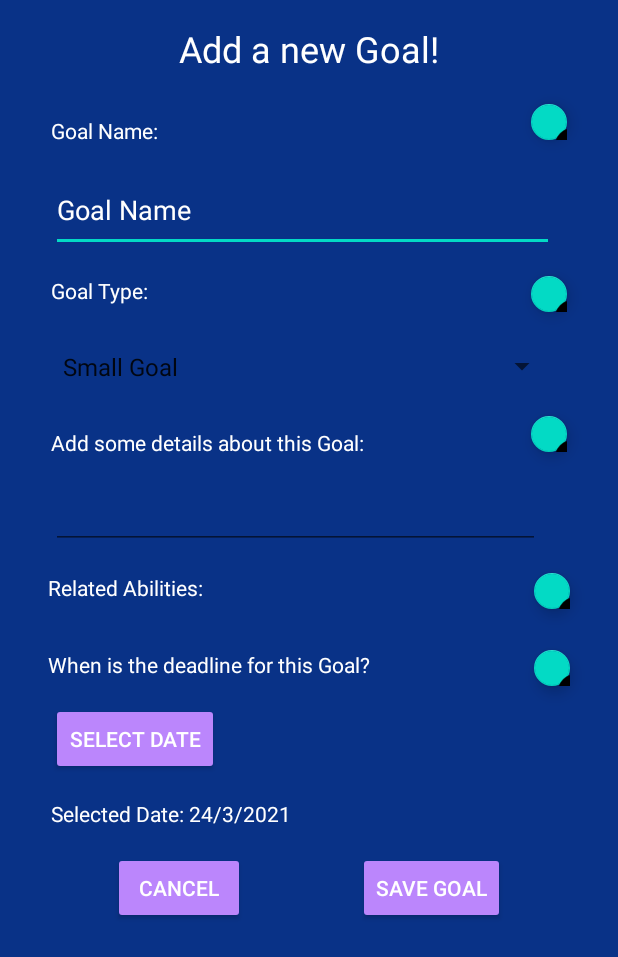
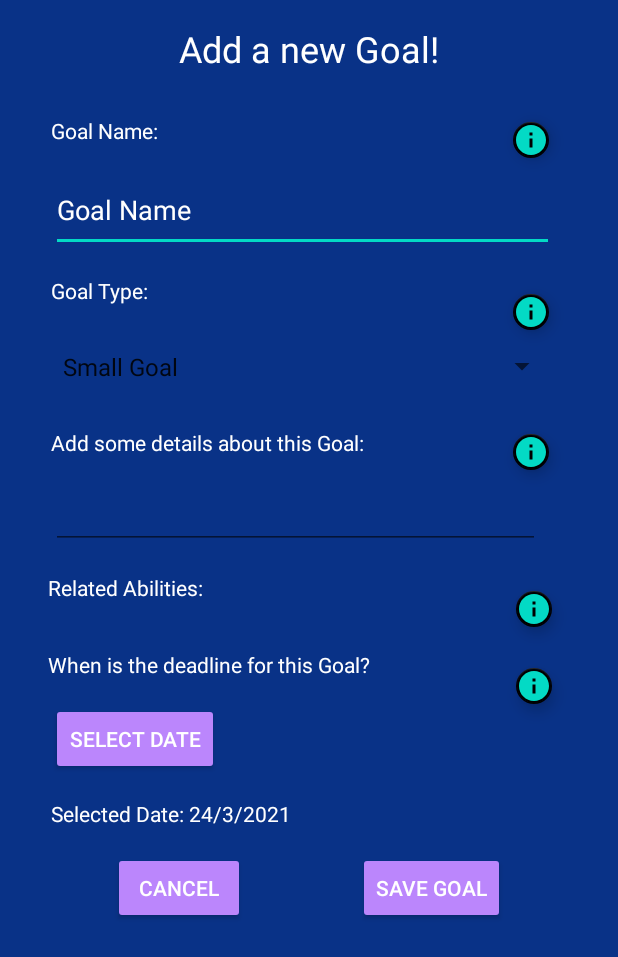
Before and after one commit to NaserSalameh/IP-Imposterless-App, an Android app: the GoalAddActivity screen opened directly, with no data from a screen before it, on a phone screen of 412 x 824 dp. Shown: the top 957 px of the screen. Run offline under Robolectric (Android 15) with nearby library versions, the phone set to English and light mode, and no system bars.

Commit message:
Sprint 5: Content + Visual + Fixes Last Changes: - Fixed help icons + added variables for icon colors Sprint progress: - Added Back Buttons - Added Logging - Added Content to DB - Added Content across App Sprint TO DO: - Decide on final theme! - Decide on Font Sizes Across! - Find achievement + tab Icons!

```diff
--- a/app/src/main/java/com/nasersalameh/imposterphenomenoninterventionapp/activities/main/goals/GoalsFragment.java
+++ b/app/src/main/java/com/nasersalameh/imposterphenomenoninterventionapp/activities/main/goals/GoalsFragment.java
@@ -167,7 +167,6 @@ public class GoalsFragment extends Fragment {
         View constraintLayout = root.findViewById(R.id.goalsConstraintLayout);
         final PopupWindow popupWindow = new PopupWindow(container, ViewGroup.LayoutParams.WRAP_CONTENT, ViewGroup.LayoutParams.WRAP_CONTENT, true);
         popupWindow.setElevation(30);
-        popupWindow.setElevation(30);
 
         //Handler to thread sleep and slow down process
         Handler handler=new Handler();
@@ -215,6 +214,7 @@ public class GoalsFragment extends Fragment {
         @SuppressLint("WrongViewCast")
         View constraintLayout = getActivity().findViewById(R.id.goalsConstraintLayout);
         final PopupWindow popupWindow = new PopupWindow(container, ViewGroup.LayoutParams.WRAP_CONTENT, ViewGroup.LayoutParams.WRAP_CONTENT, true);
+        popupWindow.setElevation(30);
 
         //Handler to thread sleep and slow down process
         Handler handler=new Handler();
--- a/app/src/main/res/drawable/ic_baseline_check_box_checked.xml
+++ b/app/src/main/res/drawable/ic_baseline_check_box_checked.xml
@@ -5,6 +5,6 @@
     android:viewportHeight="24"
     android:tint="?attr/colorControlNormal">
   <path
-      android:fillColor="@android:color/white"
+      android:fillColor="@android:color/black"
       android:pathData="M19,3L5,3c-1.11,0 -2,0.9 -2,2v14c0,1.1 0.89,2 2,2h14c1.11,0 2,-0.9 2,-2L21,5c0,-1.1 -0.89,-2 -2,-2zM10,17l-5,-5 1.41,-1.41L10,14.17l7.59,-7.59L19,8l-9,9z"/>
 </vector>
--- /dev/null
+++ b/app/src/main/res/drawable/ic_baseline_info_24.xml
@@ -0,0 +1,10 @@
+<vector android:height="24dp"
+    android:tint="@color/help_icons"
+    android:viewportHeight="24"
+    android:viewportWidth="24"
+    android:width="24dp"
+    xmlns:android="http://schemas.android.com/apk/res/android">
+
+    <path android:fillColor="@android:color/white"
+        android:pathData="M12,2C6.48,2 2,6.48 2,12s4.48,10 10,10 10,-4.48 10,-10S17.52,2 12,2zM13,17h-2v-6h2v6zM13,9h-2L11,7h2v2z"/>
+</vector>
--- a/app/src/main/res/layout/activity_setup_personal.xml
+++ b/app/src/main/res/layout/activity_setup_personal.xml
@@ -30,10 +30,13 @@
                     android:layout_width="wrap_content"
                     android:layout_height="wrap_content"
                     android:layout_marginStart="32dp"
+                    android:layout_marginTop="16dp"
                     android:layout_marginEnd="32dp"
+                    android:layout_marginBottom="16dp"
                     android:text="Welcome"
                     android:textColor="@android:color/white"
                     android:textSize="@dimen/title_font_size"
+                    app:layout_constraintBottom_toBottomOf="parent"
                     app:layout_constraintEnd_toEndOf="parent"
                     app:layout_constraintStart_toStartOf="parent"
                     app:layout_constraintTop_toTopOf="parent" />
--- a/app/src/main/res/layout/activity_setup_plan.xml
+++ b/app/src/main/res/layout/activity_setup_plan.xml
@@ -32,9 +32,11 @@
                     android:layout_marginStart="32dp"
                     android:layout_marginTop="32dp"
                     android:layout_marginEnd="32dp"
+                    android:layout_marginBottom="16dp"
                     android:text="Your tailored plan has been tailored as such:"
                     android:textColor="@color/std_text"
                     android:textSize="@dimen/header_font_size"
+                    app:layout_constraintBottom_toBottomOf="parent"
                     app:layout_constraintEnd_toEndOf="parent"
                     app:layout_constraintStart_toStartOf="parent"
                     app:layout_constraintTop_toTopOf="parent" />
@@ -49,6 +51,7 @@
                     android:layout_width="match_parent"
                     android:layout_height="wrap_content"
                     android:layout_marginStart="16dp"
+                    android:layout_marginTop="8dp"
                     android:layout_marginEnd="16dp"
                     android:layout_marginBottom="32dp"
                     app:layout_constraintBottom_toBottomOf="parent"
--- a/app/src/main/res/layout/fragment_goals_add_activity.xml
+++ b/app/src/main/res/layout/fragment_goals_add_activity.xml
@@ -115,6 +115,10 @@
                 android:id="@+id/goalNameFloatingButton"
                 android:layout_width="24dp"
                 android:layout_height="24dp"
+                app:backgroundTint="@color/help_icons_bg"
+                app:tint="@color/help_icons_fg"
+                android:src="@drawable/ic_baseline_info_24"
+                app:fabCustomSize="24dp"
                 android:layout_marginTop="8dp"
                 android:layout_marginEnd="34dp"
                 android:clickable="true"
@@ -167,6 +171,10 @@
                 android:id="@+id/goalDetailsFloatingButton"
                 android:layout_width="24dp"
                 android:layout_height="24dp"
+                app:backgroundTint="@color/help_icons_bg"
+                app:tint="@color/help_icons_fg"
+                android:src="@drawable/ic_baseline_info_24"
+                app:fabCustomSize="24dp"
                 android:layout_marginTop="8dp"
                 android:layout_marginEnd="34dp"
                 android:clickable="true"
@@ -178,6 +186,10 @@
                 android:id="@+id/goalDateFloatingButton"
                 android:layout_width="24dp"
                 android:layout_height="24dp"
+                app:backgroundTint="@color/help_icons_bg"
+                app:tint="@color/help_icons_fg"
+                android:src="@drawable/ic_baseline_info_24"
+                app:fabCustomSize="24dp"
                 android:layout_marginEnd="32dp"
                 android:clickable="true"
                 app:layout_constraintEnd_toEndOf="parent"
@@ -188,6 +200,10 @@
                 android:id="@+id/goalAbilitiesFloatingButton"
                 android:layout_width="24dp"
                 android:layout_height="24dp"
+                app:backgroundTint="@color/help_icons_bg"
+                app:tint="@color/help_icons_fg"
+                android:src="@drawable/ic_baseline_info_24"
+                app:fabCustomSize="24dp"
                 android:layout_marginEnd="32dp"
                 android:clickable="true"
                 app:layout_constraintEnd_toEndOf="parent"
@@ -198,6 +214,10 @@
                 android:id="@+id/goalTypeFloatingButton"
                 android:layout_width="24dp"
                 android:layout_height="24dp"
+                app:backgroundTint="@color/help_icons_bg"
+                app:tint="@color/help_icons_fg"
+                android:src="@drawable/ic_baseline_info_24"
+                app:fabCustomSize="24dp"
                 android:layout_marginTop="16dp"
                 android:layout_marginEnd="34dp"
                 android:clickable="true"
--- a/app/src/main/res/layout/fragment_goals_reflection_activity_form.xml
+++ b/app/src/main/res/layout/fragment_goals_reflection_activity_form.xml
@@ -500,10 +500,14 @@
                 <com.google.android.material.floatingactionbutton.FloatingActionButton
                     android:id="@+id/reflectionsExpectationHelpButton"
                     android:layout_width="24dp"
-                    android:layout_height="40dp"
+                    android:layout_height="24dp"
                     android:layout_marginStart="16dp"
                     android:layout_marginEnd="16dp"
                     android:clickable="true"
+                    app:backgroundTint="@color/help_icons_bg"
+                    app:tint="@color/help_icons_fg"
+                    android:src="@drawable/ic_baseline_info_24"
+                    app:fabCustomSize="24dp"
                     app:layout_constraintEnd_toEndOf="parent"
                     app:layout_constraintStart_toEndOf="@+id/textView34"
                     app:layout_constraintTop_toTopOf="@+id/textView34"
--- a/app/src/main/res/layout/fragment_information.xml
+++ b/app/src/main/res/layout/fragment_information.xml
@@ -15,6 +15,7 @@
         android:layout_marginTop="16dp"
         android:layout_marginEnd="178dp"
         android:text="Information"
+        android:textColor="@color/std_text"
         android:textSize="24sp"
         app:layout_constraintEnd_toEndOf="parent"
         app:layout_constraintStart_toStartOf="parent"
--- a/app/src/main/res/values/colors.xml
+++ b/app/src/main/res/values/colors.xml
@@ -7,6 +7,12 @@
     <color name="light_purple_foreground">#3F51B5</color>
     <color name="black">#FF000000</color>
     <color name="dark_blue_background">#093287</color>
+
+    <color name = "primary_color">#FFFFFF</color>
+    <color name = "secondary_color">#FF03DAC5</color>
+
+    <color name = "help_icons_bg">#FF000000</color>
+    <color name = "help_icons_fg">#FF03DAC5</color>
 
     <color name = "std_text">#FFFFFF</color>
     <color name="std_background">#093287</color>
--- a/app/src/main/res/values/themes.xml
+++ b/app/src/main/res/values/themes.xml
@@ -2,11 +2,11 @@
     <!-- Base application theme. -->
     <style name="Theme.ImposterPhenomenonInterventionApp" parent="Theme.MaterialComponents.DayNight.DarkActionBar">
         <!-- Primary brand color. -->
-        <item name="colorPrimary">@color/purple_500</item>
+        <item name="colorPrimary">@color/primary_color</item>
         <item name="colorPrimaryVariant">@color/purple_700</item>
         <item name="colorOnPrimary">@color/dark_blue_background</item>
         <!-- Secondary brand color. -->
-        <item name="colorSecondary">@color/teal_200</item>
+        <item name="colorSecondary">@color/secondary_color</item>
         <item name="colorSecondaryVariant">@color/light_purple_foreground</item>
         <item name="colorOnSecondary">@color/black</item>
         <!-- Status bar color. -->
```
Also changed, not shown: app/src/main/res/drawable/ic_baseline_info_48.xml (added, +10 -0 lines), app/src/main/res/layout/activity_setup_plan_card.xml (+9 -6 lines), app/src/main/res/layout/fragment_abilities.xml (+8 -4 lines), app/src/main/res/layout/fragment_achievements.xml (+10 -4 lines), app/src/main/res/layout/fragment_achievements_add_activity.xml (+14 -1 lines), app/src/main/res/layout/fragment_cips.xml (+8 -4 lines), app/src/main/res/layout/fragment_goals.xml (+10 -4 lines), app/src/main/res/layout/fragment_goals_goal_card.xml (+5 -4 lines), app/src/main/res/layout/fragment_information_activity.xml (+13 -6 lines), app/src/main/res/layout/fragment_reflections.xml (+8 -4 lines).
